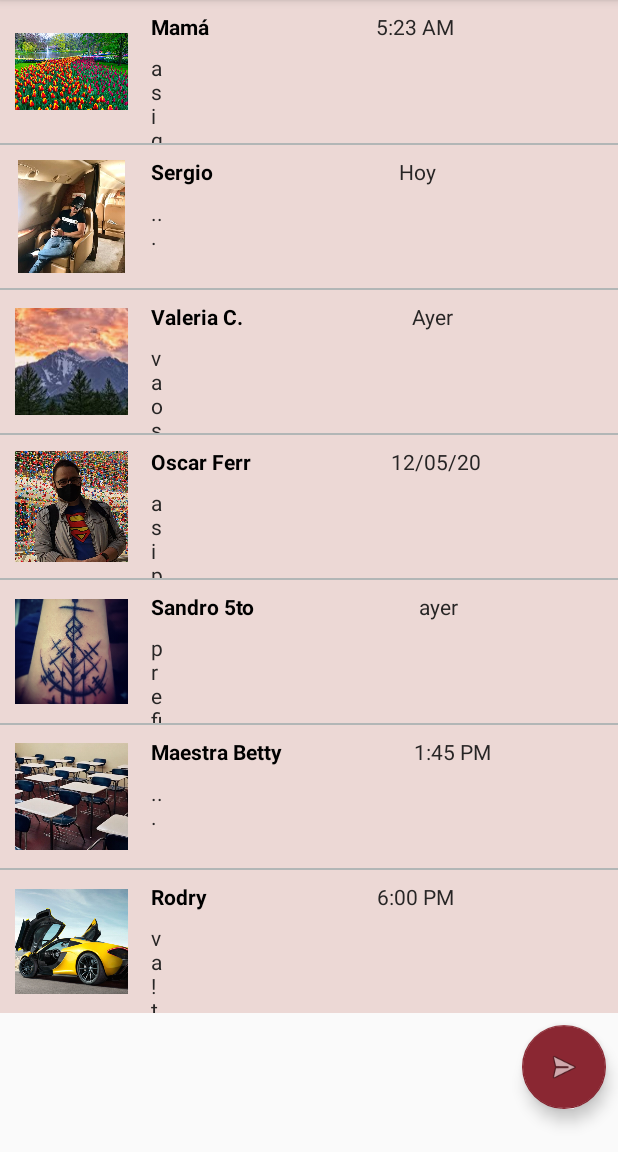
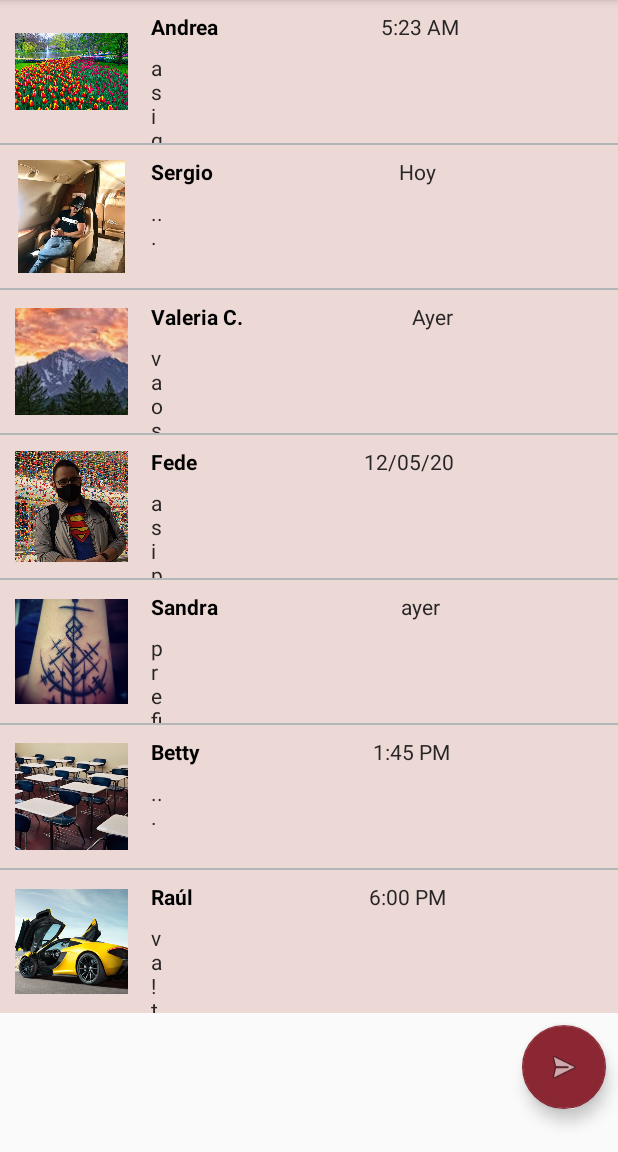
Before and after one commit to anjeprol/MyChatUtils, an Android app: the screen it shows after launch (MainActivity), on a phone screen of 412 x 824 dp, the part 84-1236 px from its top. Run offline under Robolectric (Android 15) with nearby library versions, the phone set to English and light mode, and no system bars.

```diff
--- a/app/src/main/java/com/addv/mychatutils/MainActivity.java
+++ b/app/src/main/java/com/addv/mychatutils/MainActivity.java
@@ -41,13 +41,13 @@ public class MainActivity extends AppCompatActivity implements AdapterView.OnIte
         listview = (ListView) findViewById(R.id.simpleListView);
 
         names = new ArrayList<String>();
-        names.add("Mamá");
+        names.add("Andrea");
         names.add("Sergio");
         names.add("Valeria C.");
-        names.add("Oscar Ferr");
-        names.add("Sandro 5to");
-        names.add("Maestra Betty");
-        names.add("Rodry");
+        names.add("Fede");
+        names.add("Sandra");
+        names.add("Betty");
+        names.add("Raúl");
 
         msg = new ArrayList<String>();
         msg.add("asi quedamos porq...");
```
